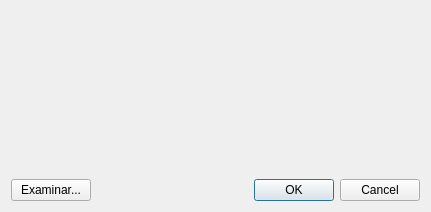
The window that cliente/loaddialog.ui (adrianabreu/qVersare) describes before a commit, drawn with Qt 5.
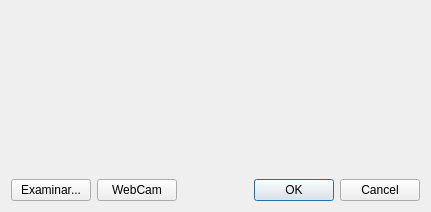
The same window after the commit.

The edit to the form file:
```diff
--- a/cliente/loaddialog.ui
+++ b/cliente/loaddialog.ui
@@ -54,6 +54,13 @@
        </property>
       </widget>
      </item>
+     <item>
+      <widget class="QPushButton" name="camPushButton">
+       <property name="text">
+        <string>WebCam</string>
+       </property>
+      </widget>
+     </item>
      <item>
       <spacer name="horizontalSpacer">
        <property name="orientation">
```
